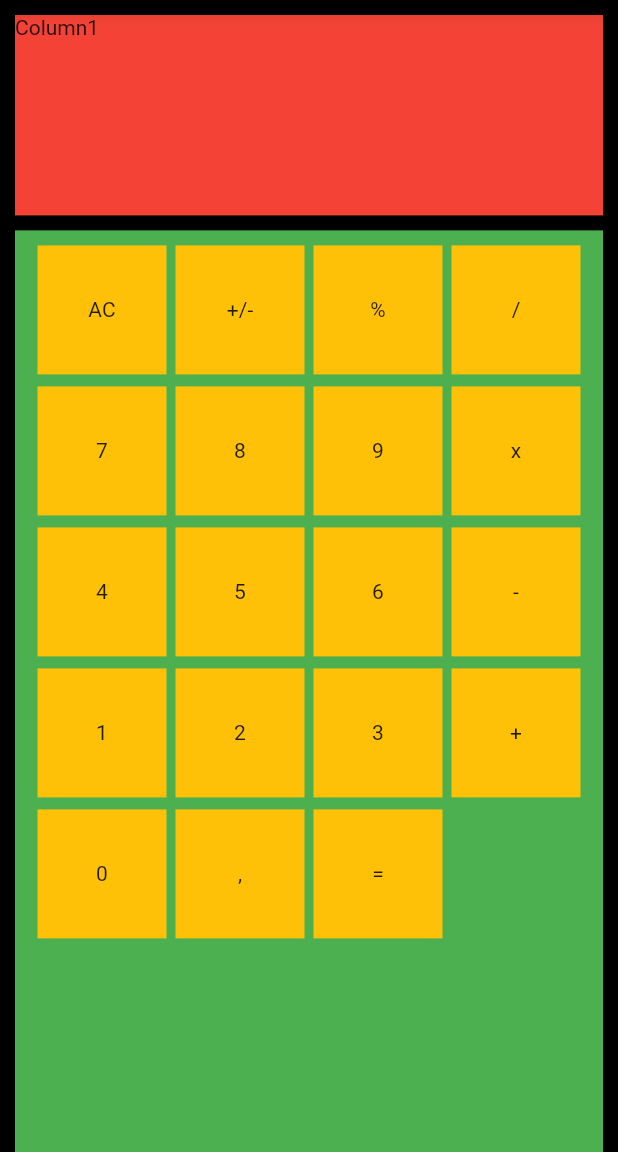
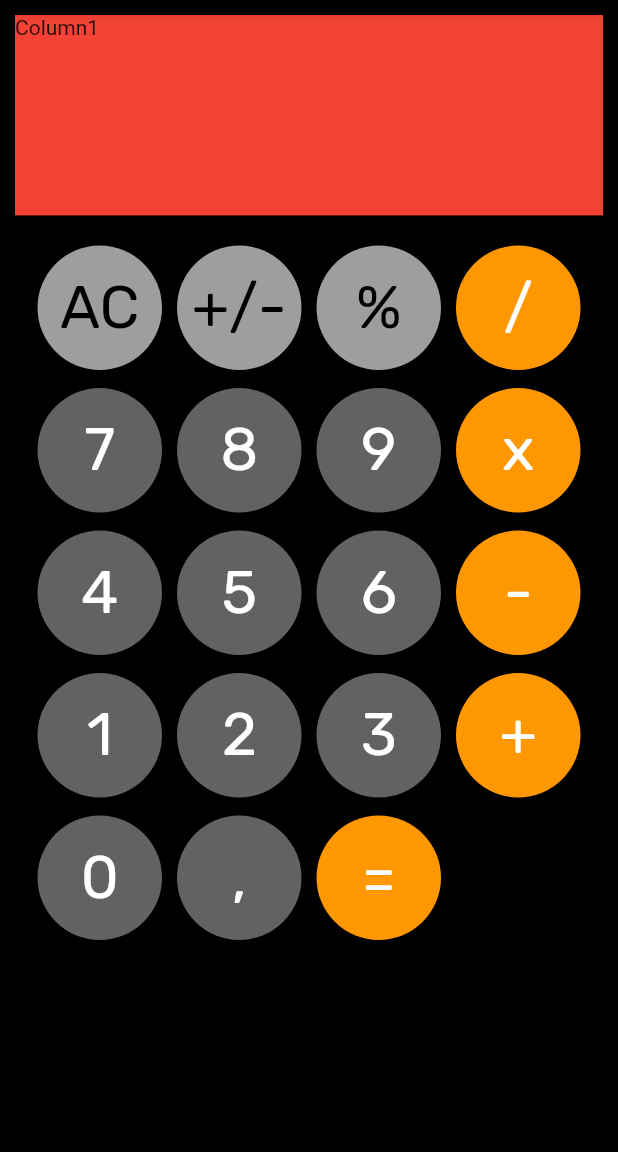
Before and after one commit to daduam/calculator, a Flutter app: the screen it shows after launch, on a phone screen of 412 x 824 dp, the part 84-1236 px from its top. Run offline on Flutter 3.47's test engine with Material 2 defaults, Android fonts, the phone set to English and light mode, and no system bars.

Commit message:
Style the GridView widget's children

```diff
--- a/lib/pages/home/features/grid_display_feature/button_display.dart
+++ b/lib/pages/home/features/grid_display_feature/button_display.dart
@@ -5,13 +5,43 @@ class ButtonDisplay extends StatelessWidget {
   final Button button;
   const ButtonDisplay({required this.button, super.key});
 
+  Color buttonColor(String function) {
+    Color color;
+    if (function == "neutral") {
+      color = Colors.grey;
+    } else if (function == "operator") {
+      color = Colors.orange;
+    } else {
+      color = Colors.white38;
+    }
+
+    return color;
+  }
+
+  Color textColor(String function) {
+    Color color;
+    (function != "neutral") ? color = Colors.white : color = Colors.black;
+
+    return color;
+  }
+
   @override
   Widget build(BuildContext context) {
     return Container(
-      color: Colors.amber,
-      width: 30.0,
-      height: 30.0,
-      child: Center(child: Text(button.value)),
+      decoration: BoxDecoration(
+        borderRadius: BorderRadius.circular(100),
+        color: buttonColor(button.function),
+      ),
+      height: 50.0,
+      width: 50.0,
+      child: Center(
+        child: Text(button.value,
+            style: TextStyle(
+                color: textColor(button.function),
+                fontSize: 40.0,
+                fontFamily: "Rubik",
+                fontWeight: FontWeight.w400)),
+      ),
     );
   }
 }
--- a/lib/pages/home/features/grid_display_feature/grid_display.dart
+++ b/lib/pages/home/features/grid_display_feature/grid_display.dart
@@ -12,11 +12,10 @@ class GridDisplay extends StatelessWidget {
         flex: 4,
         child: Container(
           margin: const EdgeInsets.only(left: 10, right: 10),
-          color: Colors.green,
           child: GridView.count(
             crossAxisCount: 4,
-            crossAxisSpacing: 6.0,
-            mainAxisSpacing: 8.0,
+            crossAxisSpacing: 10.0,
+            mainAxisSpacing: 12.0,
             padding:
                 const EdgeInsets.symmetric(vertical: 10.0, horizontal: 15.0),
             children: List.generate(buttons.length,
```
Also changed, not shown: pubspec.yaml (+5 -6 lines), assets/fonts/Rubik-Regular.ttf (added), 1 other file.
